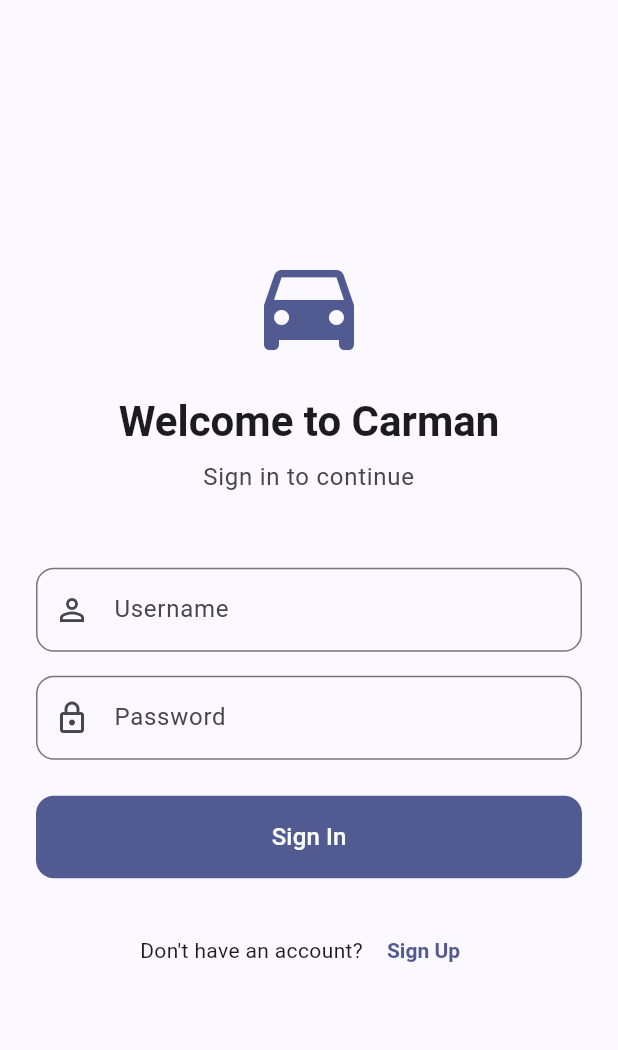
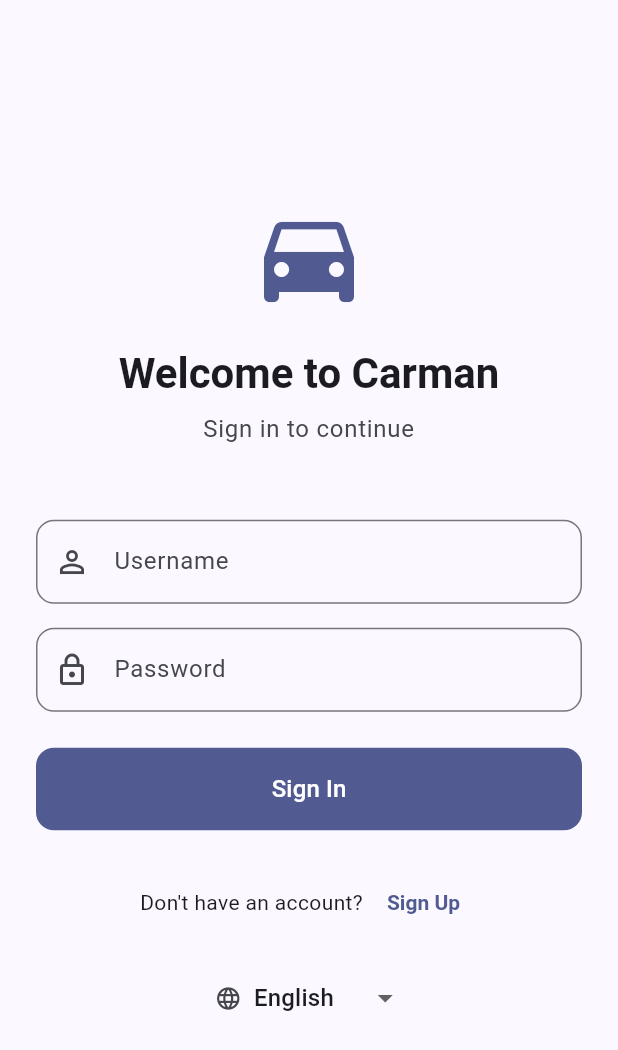
Before and after one commit to pablofsc/carman-frontend, a Flutter app: the screen it shows after launch, on a phone screen of 412 x 824 dp. Shown: the top 1050 px of the screen. Run offline on Flutter 3.47's test engine with Material 3 defaults, Android fonts, the light colour scheme and no system bars; our stand-ins replace flutter_riverpod, web; generated files the repository leaves out were written again.

Commit message:
add language selector in login page

```diff
--- a/lib/pages/login_page.dart
+++ b/lib/pages/login_page.dart
@@ -3,6 +3,7 @@ import 'package:flutter_riverpod/flutter_riverpod.dart' as riverpod;
 
 import 'package:carman/extensions/l10n_extension.dart';
 import 'package:carman/providers/auth_provider.dart';
+import 'package:carman/providers/locale_provider.dart';
 import 'package:carman/pages/register_page.dart';
 
 class LoginPage extends riverpod.ConsumerStatefulWidget {
@@ -205,6 +206,37 @@ class _LoginPageState extends riverpod.ConsumerState<LoginPage> {
                         ),
                       ],
                     ),
+                    const SizedBox(height: 16),
+                    Row(
+                      mainAxisAlignment: MainAxisAlignment.center,
+                      children: [
+                        Icon(
+                          Icons.language,
+                          size: 18,
+                          color: colorScheme.onSurfaceVariant,
+                        ),
+                        const SizedBox(width: 8),
+                        DropdownButton<Locale>(
+                          value: ref.watch(localeProvider),
+                          underline: const SizedBox.shrink(),
+                          items: supportedLocaleNames.entries
+                              .map(
+                                (e) => DropdownMenuItem(
+                                  value: Locale(e.key),
+                                  child: Text(e.value),
+                                ),
+                              )
+                              .toList(),
+                          onChanged: (locale) {
+                            if (locale != null) {
+                              ref
+                                  .read(localeProvider.notifier)
+                                  .setLocale(locale);
+                            }
+                          },
+                        ),
+                      ],
+                    ),
                   ],
                 ),
               ),
```
